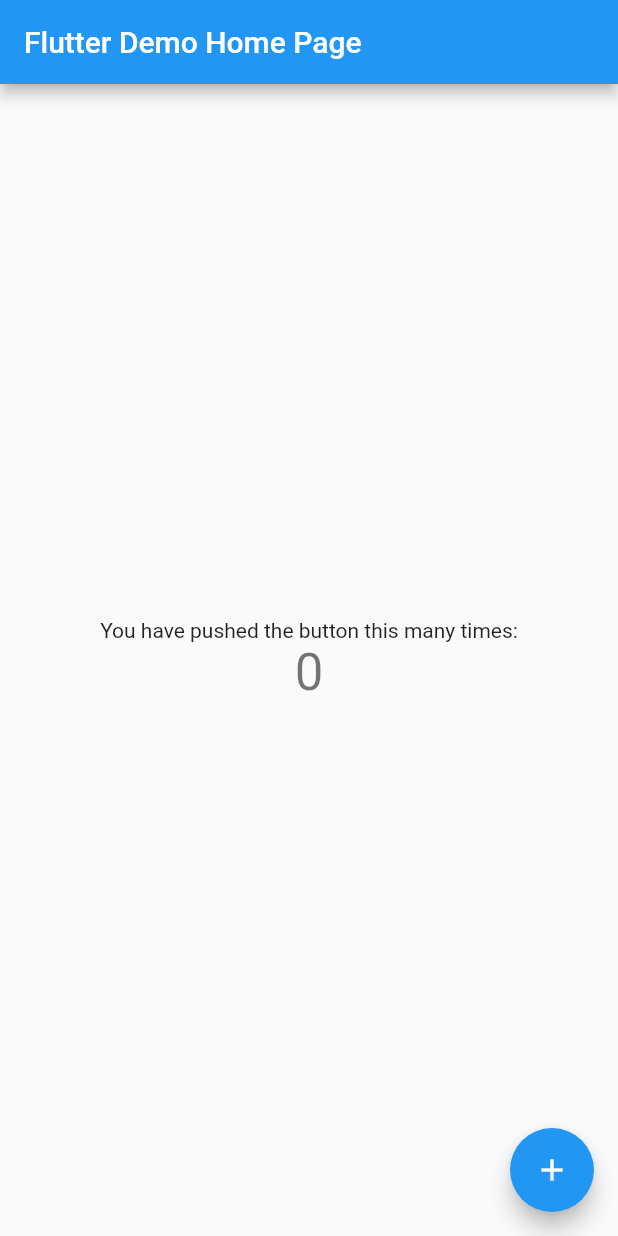
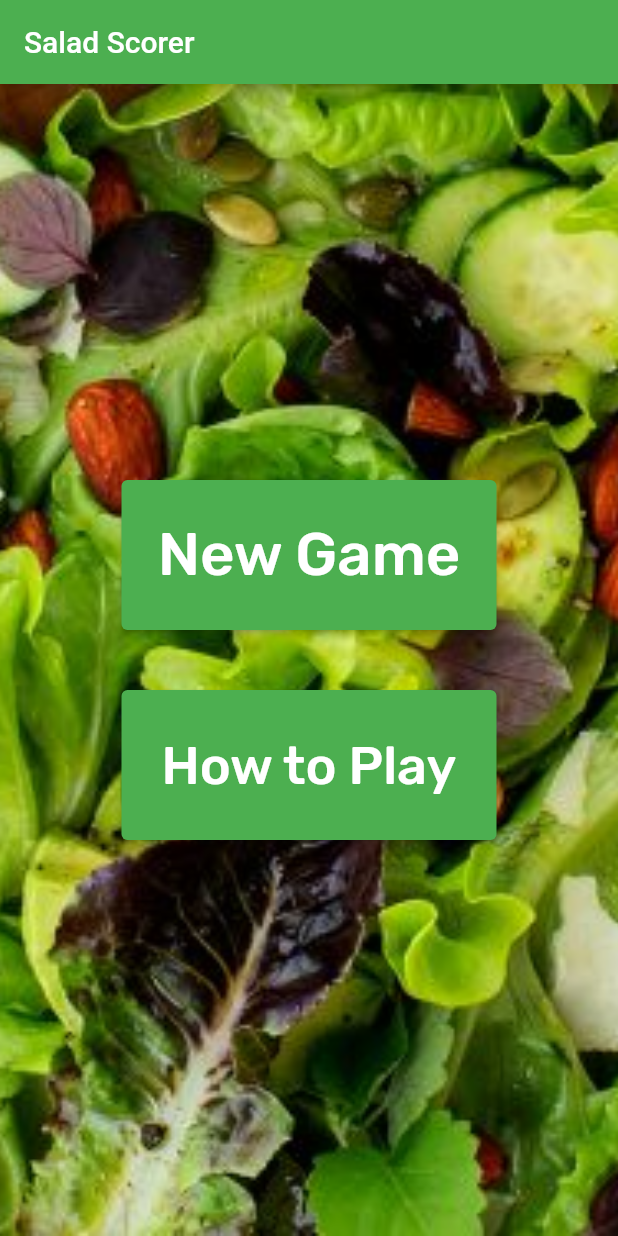
Before and after one commit to JoeyFabel/SaladScorer, a Flutter app: the screen it shows after launch, on a phone screen of 412 x 824 dp. Run offline on Flutter 3.47's test engine with Material 2 defaults, Android fonts, the light colour scheme and no system bars; project files that could hold a hidden picture were left out.

Commit message:
Created first page for app

```diff
--- a/lib/main.dart
+++ b/lib/main.dart
@@ -11,7 +11,7 @@
   @override
   Widget build(BuildContext context) {
     return MaterialApp(
-      title: 'Flutter Demo',
+      title: 'Salad Scorer',
       theme: ThemeData(
         // This is the theme of your application.
         //
@@ -22,9 +22,9 @@
         // or simply save your changes to "hot reload" in a Flutter IDE).
         // Notice that the counter didn't reset back to zero; the application
         // is not restarted.
-        primarySwatch: Colors.blue,
+        primarySwatch: Colors.green,
       ),
-      home: const MyHomePage(title: 'Flutter Demo Home Page'),
+      home: const MyHomePage(title: 'Salad Scorer'),
     );
   }
 }
@@ -48,18 +48,6 @@
 }
 
 class _MyHomePageState extends State<MyHomePage> {
-  int _counter = 0;
-
-  void _incrementCounter() {
-    setState(() {
-      // This call to setState tells the Flutter framework that something has
-      // changed in this State, which causes it to rerun the build method below
-      // so that the display can reflect the updated values. If we changed
-      // _counter without calling setState(), then the build method would not be
-      // called again, and so nothing would appear to happen.
-      _counter++;
-    });
-  }
 
   @override
   Widget build(BuildContext context) {
@@ -69,7 +57,15 @@
     // The Flutter framework has been optimized to make rerunning build methods
     // fast, so that you can just rebuild anything that needs updating rather
     // than having to individually change instances of widgets.
-    return Scaffold(
+    return Container(
+      decoration: const BoxDecoration(
+        image: DecorationImage(
+          image: AssetImage('assets/images/Salad.jpg'),
+          fit: BoxFit.cover,
+        )
+      ),
+      child: Scaffold(
+        backgroundColor: Colors.transparent,
         appBar: AppBar(
           // Here we take the value from the MyHomePage object that was created by
           // the App.build method, and use it to set our appbar title.
@@ -95,21 +91,44 @@
             // horizontal).
             mainAxisAlignment: MainAxisAlignment.center,
             children: <Widget>[
-            const Text(
-              'You have pushed the button this many times:',
+              Container(
+                margin: const EdgeInsets.only(top: 50, bottom: 20),
+                width: 250,
+                height: 100,
+                child: ElevatedButton(
+                  onPressed: () {
+
+                  },
+                  child: const Text(
+                    "New Game",
+                    style: TextStyle(
+                      fontSize: 40,
+                      fontFamily: "Rubik",
                     ),
-            Text(
-              '$_counter',
-              style: Theme.of(context).textTheme.headline4,
+                  )
+                ),
+              ),
+              Container(
+                margin: const EdgeInsets.only(top: 20, bottom: 50),
+                width: 250,
+                height: 100,
+                child: ElevatedButton(
+                  onPressed: () {
+
+                  },
+                  child: const Text(
+                    "How to Play",
+                    style: TextStyle(
+                      fontSize: 35,
+                      fontFamily: "Rubik",
+                    ),
+                  )
+                ),
               ),
             ],
           ),
         ),
-      floatingActionButton: FloatingActionButton(
-        onPressed: _incrementCounter,
-        tooltip: 'Increment',
-        child: const Icon(Icons.add),
-      ), // This trailing comma makes auto-formatting nicer for build methods.
+      ),
     );
   }
 }
```
Also changed, not shown: pubspec.yaml (+6 -2 lines), assets/fonts/RubikBubbles-Regular.ttf (added), assets/images/Salad.jpg (added), 1 other file. Lines whose indentation alone changed are shown as unchanged.
